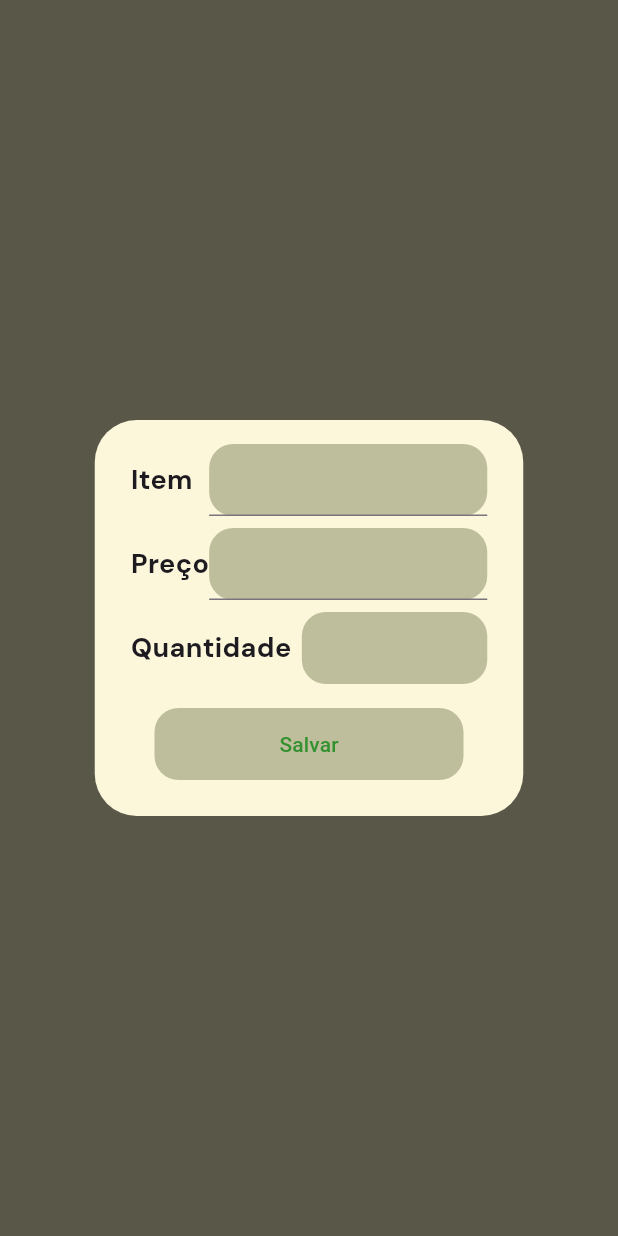
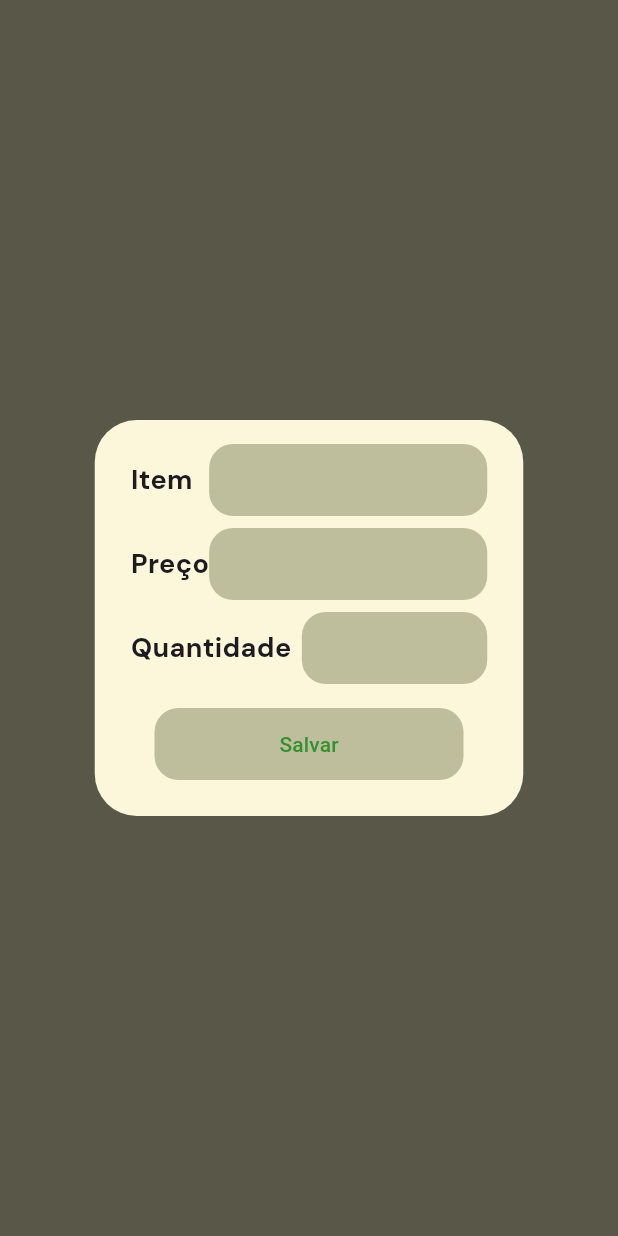
Before and after one commit to Mello8266/carrinho-compra, a Flutter app: what popUp() shows on an empty page, opened directly, on a phone screen of 412 x 824 dp. Run offline on Flutter 3.47's test engine with Material 3 defaults, Android fonts, the phone set to English and light mode, and no system bars.

Commit message:
Design cardScreen completa

```diff
--- a/carrinho_compra/lib/widgets/card/pop_up.dart
+++ b/carrinho_compra/lib/widgets/card/pop_up.dart
@@ -27,8 +27,13 @@ class PopUp{
                       borderRadius: BorderRadius.circular(16),
                       color: color["backgroundScreen"]
                     ),
-                    child: TextFormField(
-
+                    child: Padding(
+                      padding: const EdgeInsets.symmetric(horizontal: 8.0),
+                      child: TextFormField(
+                        decoration: const InputDecoration(
+                          border: InputBorder.none,
+                        ),
+                      ),
                     ),
                   )
                 ],
@@ -49,8 +54,15 @@ class PopUp{
                       borderRadius: BorderRadius.circular(16),
                       color: color["backgroundScreen"]
                     ),
-                    child: TextFormField(
-
+                    child: Padding(
+                      padding: const EdgeInsets.symmetric(horizontal: 8.0),
+                      child: TextFormField(
+                        keyboardType: TextInputType.number,
+                        decoration: const InputDecoration(
+                          border: InputBorder.none,
+                          prefixText: "R\$ "
+                        ),
+                      ),
                     ),
                   )
                 ],
@@ -71,9 +83,14 @@ class PopUp{
                       borderRadius: BorderRadius.circular(16),
                       color: color["backgroundScreen"]
                     ),
-                    child: TextFormField(
-                      decoration: const InputDecoration(
-                        border: InputBorder.none,
+                    child: Padding(
+                      padding: const EdgeInsets.symmetric(horizontal: 8.0),
+                      child: TextFormField(
+                        keyboardType: TextInputType.number,
+                        textAlign: TextAlign.center,
+                        decoration: const InputDecoration(
+                          border: InputBorder.none,
+                        ),
                       ),
                     ),
                   )
--- a/carrinho_compra/lib/widgets/initial/card_initial.dart
+++ b/carrinho_compra/lib/widgets/initial/card_initial.dart
@@ -17,7 +17,7 @@ class Cardinitial extends StatelessWidget{
 
     nFormat = nFormat.replaceAllMapped('.', (match) => ',');
 
-    if(cardCarrinho.total > 999){
+    if(cardCarrinho.total !> 999){
       nFormat = nFormat.replaceRange(1, 1, '.');
     }
 
@@ -36,7 +36,7 @@ class Cardinitial extends StatelessWidget{
         child: Column(
           mainAxisAlignment: MainAxisAlignment.spaceAround,
           children: [
-            textCardInitialTittle(text: cardCarrinho.title),
+            textCardInitialTittle(text: cardCarrinho.title!),
 
             Center(child: textCardInitialPrice(text: 'R\$ ${format()}')),
 
```
Also changed, not shown: carrinho_compra/lib/modal/card_carrinho.dart (+20 -7 lines), carrinho_compra/lib/repositore/item_list.dart (+3 -7 lines), carrinho_compra/lib/view/card_screen.dart (+13 -4 lines), carrinho_compra/lib/view/initial_screen.dart (+7 -1 lines).
